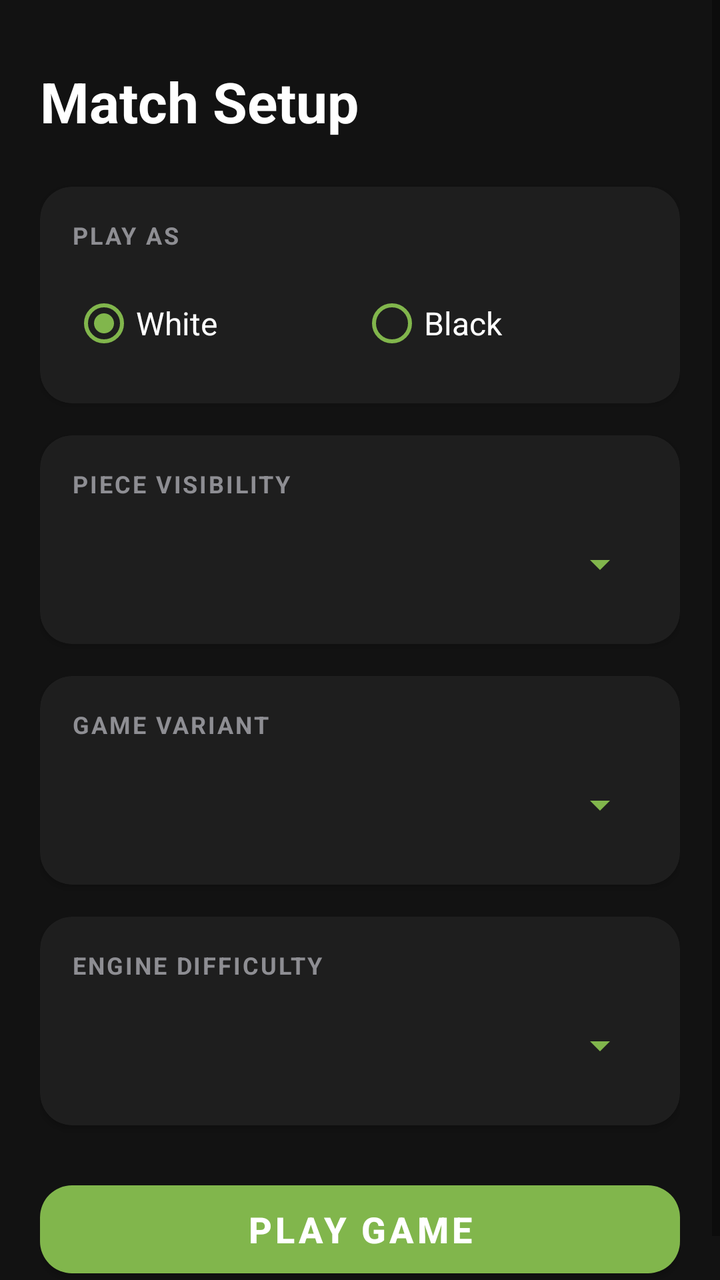
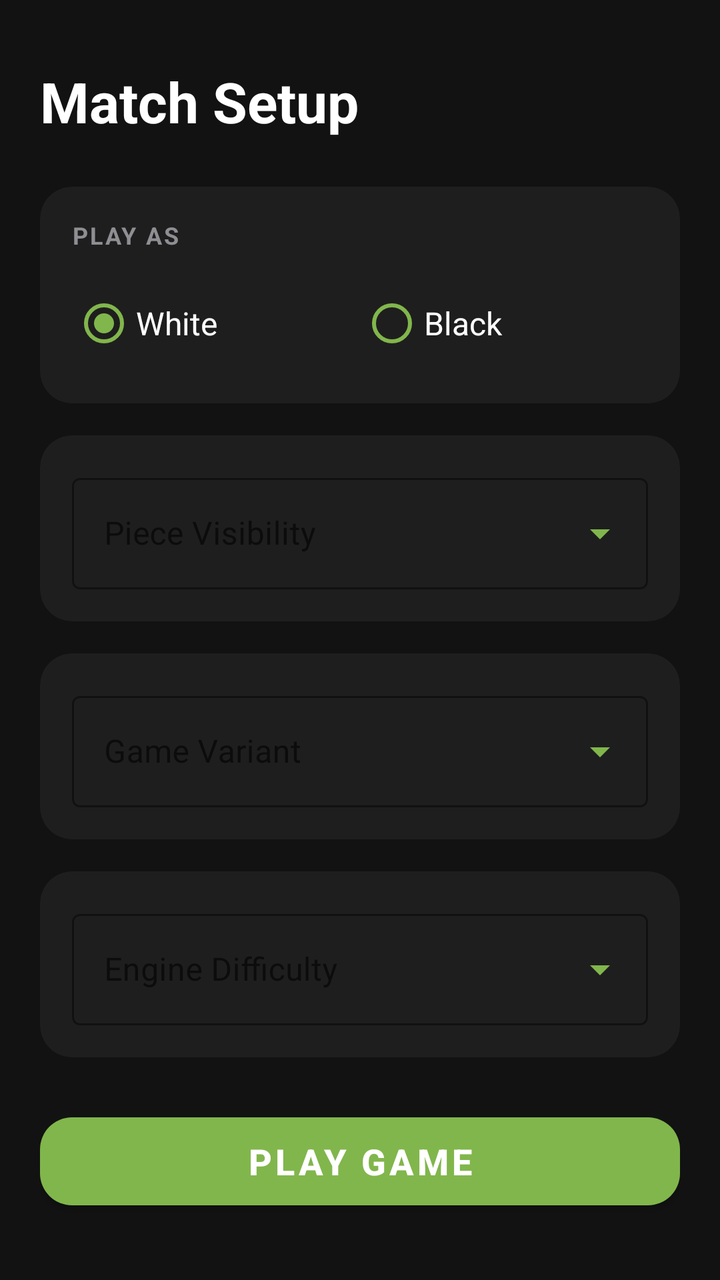

The first picture is an Android layout as it rendered before a commit; the second is the same layout after the commit. The layout source and the unified diff follow.
<!-- AndroidManifest.xml: application theme Theme.BlindfoldChess -->
<!-- res/layout/fragment_game_setup.xml -->
<?xml version="1.0" encoding="utf-8"?>

<ScrollView xmlns:android="http://schemas.android.com/apk/res/android"
    xmlns:app="http://schemas.android.com/apk/res-auto"
    android:layout_width="match_parent"
    android:layout_height="match_parent"
    android:fillViewport="true"
    android:background="#121212">

    <LinearLayout
        android:layout_width="match_parent"
        android:layout_height="wrap_content"
        android:orientation="vertical"
        android:padding="20dp">

        
        <TextView
            android:id="@+id/txtHeader"
            android:layout_width="wrap_content"
            android:layout_height="wrap_content"
            android:text="Match Setup"
            android:textColor="#FFFFFF"
            android:textSize="28sp"
            android:textStyle="bold"
            android:layout_marginTop="12dp"
            android:layout_marginBottom="24dp" />

        
        <com.google.android.material.card.MaterialCardView
            android:layout_width="match_parent"
            android:layout_height="wrap_content"
            android:layout_marginBottom="16dp"
            app:cardBackgroundColor="#1E1E1E"
            app:cardCornerRadius="16dp"
            app:cardElevation="2dp"
            app:strokeWidth="0dp">

            <LinearLayout
                android:layout_width="match_parent"
                android:layout_height="wrap_content"
                android:orientation="vertical"
                android:padding="16dp">

                <TextView
                    android:layout_width="wrap_content"
                    android:layout_height="wrap_content"
                    android:text="PLAY AS"
                    android:textColor="#8E8E93"
                    android:textSize="12sp"
                    android:textStyle="bold"
                    android:letterSpacing="0.08"
                    android:layout_marginBottom="12dp" />

                <RadioGroup
                    android:id="@+id/sideRadioGroup"
                    android:layout_width="match_parent"
                    android:layout_height="wrap_content"
                    android:orientation="horizontal">

                    <RadioButton
                        android:id="@+id/radioWhite"
                        android:layout_width="0dp"
                        android:layout_height="48dp"
                        android:layout_weight="1"
                        android:text="White"
                        android:textColor="#FFFFFF"
                        android:buttonTint="#81B64C"
                        android:checked="true"
                        android:textSize="16sp" />

                    <RadioButton
                        android:id="@+id/radioBlack"
                        android:layout_width="0dp"
                        android:layout_height="48dp"
                        android:layout_weight="1"
                        android:text="Black"
                        android:textColor="#FFFFFF"
                        android:buttonTint="#81B64C"
                        android:textSize="16sp" />
                </RadioGroup>
            </LinearLayout>
        </com.google.android.material.card.MaterialCardView>

        
        <com.google.android.material.card.MaterialCardView
            android:layout_width="match_parent"
            android:layout_height="wrap_content"
            android:layout_marginBottom="16dp"
            app:cardBackgroundColor="#1E1E1E"
            app:cardCornerRadius="16dp"
            app:cardElevation="2dp"
            app:strokeWidth="0dp">

            <LinearLayout
                android:layout_width="match_parent"
                android:layout_height="wrap_content"
                android:orientation="vertical"
                android:padding="16dp">

                <TextView
                    android:layout_width="wrap_content"
                    android:layout_height="wrap_content"
                    android:text="PIECE VISIBILITY"
                    android:textColor="#8E8E93"
                    android:textSize="12sp"
                    android:textStyle="bold"
                    android:letterSpacing="0.08"
                    android:layout_marginBottom="8dp" />

                <Spinner
                    android:id="@+id/pieceStyleSpinner"
                    android:layout_width="match_parent"
                    android:layout_height="48dp"
                    android:backgroundTint="#81B64C" />
            </LinearLayout>
        </com.google.android.material.card.MaterialCardView>

        
        <com.google.android.material.card.MaterialCardView
            android:layout_width="match_parent"
            android:layout_height="wrap_content"
            android:layout_marginBottom="16dp"
            app:cardBackgroundColor="#1E1E1E"
            app:cardCornerRadius="16dp"
            app:cardElevation="2dp"
            app:strokeWidth="0dp">

            <LinearLayout
                android:layout_width="match_parent"
                android:layout_height="wrap_content"
                android:orientation="vertical"
                android:padding="16dp">

                <TextView
                    android:layout_width="wrap_content"
                    android:layout_height="wrap_content"
                    android:text="GAME VARIANT"
                    android:textColor="#8E8E93"
                    android:textSize="12sp"
                    android:textStyle="bold"
                    android:letterSpacing="0.08"
                    android:layout_marginBottom="8dp" />

                <Spinner
                    android:id="@+id/gameModeSpinner"
                    android:layout_width="match_parent"
                    android:layout_height="48dp"
                    android:backgroundTint="#81B64C" />
            </LinearLayout>
        </com.google.android.material.card.MaterialCardView>

        
        <com.google.android.material.card.MaterialCardView
            android:layout_width="match_parent"
            android:layout_height="wrap_content"
            android:layout_marginBottom="24dp"
            app:cardBackgroundColor="#1E1E1E"
            app:cardCornerRadius="16dp"
            app:cardElevation="2dp"
            app:strokeWidth="0dp">

            <LinearLayout
                android:layout_width="match_parent"
                android:layout_height="wrap_content"
                android:orientation="vertical"
                android:padding="16dp">

                <TextView
                    android:layout_width="wrap_content"
                    android:layout_height="wrap_content"
                    android:text="ENGINE DIFFICULTY"
                    android:textColor="#8E8E93"
                    android:textSize="12sp"
                    android:textStyle="bold"
                    android:letterSpacing="0.08"
                    android:layout_marginBottom="8dp" />

                <Spinner
                    android:id="@+id/difficultySpinner"
                    android:layout_width="match_parent"
                    android:layout_height="48dp"
                    android:backgroundTint="#81B64C" />
            </LinearLayout>
        </com.google.android.material.card.MaterialCardView>

        
        <com.google.android.material.button.MaterialButton
            android:id="@+id/btnStartGame"
            android:layout_width="match_parent"
            android:layout_height="56dp"
            android:text="Play Game"
            android:textColor="#FFFFFF"
            android:textSize="18sp"
            android:textStyle="bold"
            app:backgroundTint="#81B64C"
            app:cornerRadius="16dp" />

    </LinearLayout>
</ScrollView>
<!-- resources referenced by this layout -->
<resources>
  <style name="Theme.BlindfoldChess" parent="Theme.MaterialComponents.DayNight.NoActionBar">
          
          <item name="colorPrimary">@color/purple_500</item>
          <item name="colorPrimaryVariant">@color/purple_700</item>
          <item name="colorOnPrimary">@color/white</item>
          
          <item name="colorSecondary">@color/teal_200</item>
          <item name="colorSecondaryVariant">@color/teal_700</item>
          <item name="colorOnSecondary">@color/black</item>
          
          <item name="android:statusBarColor">?attr/colorPrimaryVariant</item>
          
      </style>
  <color name="purple_500">#FF6200EE</color>
  <color name="purple_700">#FF3700B3</color>
  <color name="white">#FFFFFFFF</color>
  <color name="teal_200">#FF03DAC5</color>
  <color name="teal_700">#FF018786</color>
  <color name="black">#FF000000</color>
</resources>

<!-- the commit's change to res/layout/fragment_game_setup.xml (unified diff, before → after) -->
@@ -13,7 +13,6 @@
         android:orientation="vertical"
         android:padding="20dp">
 
-        
         <TextView
             android:id="@+id/txtHeader"
             android:layout_width="wrap_content"
@@ -32,7 +31,7 @@
             android:layout_marginBottom="16dp"
             app:cardBackgroundColor="#1E1E1E"
             app:cardCornerRadius="16dp"
-            app:cardElevation="2dp"
+            app:cardElevation="0dp"
             app:strokeWidth="0dp">
 
             <LinearLayout
@@ -88,30 +87,33 @@
             android:layout_marginBottom="16dp"
             app:cardBackgroundColor="#1E1E1E"
             app:cardCornerRadius="16dp"
-            app:cardElevation="2dp"
-            app:strokeWidth="0dp">
-
-            <LinearLayout
-                android:layout_width="match_parent"
-                android:layout_height="wrap_content"
-                android:orientation="vertical"
-                android:padding="16dp">
-
-                <TextView
-                    android:layout_width="wrap_content"
-                    android:layout_height="wrap_content"
-                    android:text="PIECE VISIBILITY"
-                    android:textColor="#8E8E93"
-                    android:textSize="12sp"
-                    android:textStyle="bold"
-                    android:letterSpacing="0.08"
-                    android:layout_marginBottom="8dp" />
-
-                <Spinner
-                    android:id="@+id/pieceStyleSpinner"
-                    android:layout_width="match_parent"
-                    android:layout_height="48dp"
-                    android:backgroundTint="#81B64C" />
+            app:cardElevation="0dp"
+            app:strokeWidth="0dp">
+
+            <LinearLayout
+                android:layout_width="match_parent"
+                android:layout_height="wrap_content"
+                android:orientation="vertical"
+                android:padding="16dp">
+
+                <com.google.android.material.textfield.TextInputLayout
+                    style="@style/Widget.MaterialComponents.TextInputLayout.OutlinedBox.ExposedDropdownMenu"
+                    android:layout_width="match_parent"
+                    android:layout_height="wrap_content"
+                    android:hint="Piece Visibility"
+                    app:boxStrokeColor="#81B64C"
+                    app:hintTextColor="#81B64C"
+                    app:endIconTint="#81B64C">
+
+                    <AutoCompleteTextView
+                        android:id="@+id/pieceStyleSpinner"
+                        android:layout_width="match_parent"
+                        android:layout_height="wrap_content"
+                        android:inputType="none"
+                        android:textColor="#FFFFFF"
+                        android:textSize="16sp" />
+
+                </com.google.android.material.textfield.TextInputLayout>
             </LinearLayout>
         </com.google.android.material.card.MaterialCardView>
 
@@ -122,30 +124,33 @@
             android:layout_marginBottom="16dp"
             app:cardBackgroundColor="#1E1E1E"
             app:cardCornerRadius="16dp"
-            app:cardElevation="2dp"
-            app:strokeWidth="0dp">
-
-            <LinearLayout
-                android:layout_width="match_parent"
-                android:layout_height="wrap_content"
-                android:orientation="vertical"
-                android:padding="16dp">
-
-                <TextView
-                    android:layout_width="wrap_content"
-                    android:layout_height="wrap_content"
-                    android:text="GAME VARIANT"
-                    android:textColor="#8E8E93"
-                    android:textSize="12sp"
-                    android:textStyle="bold"
-                    android:letterSpacing="0.08"
-                    android:layout_marginBottom="8dp" />
-
-                <Spinner
-                    android:id="@+id/gameModeSpinner"
-                    android:layout_width="match_parent"
-                    android:layout_height="48dp"
-                    android:backgroundTint="#81B64C" />
+            app:cardElevation="0dp"
+            app:strokeWidth="0dp">
+
+            <LinearLayout
+                android:layout_width="match_parent"
+                android:layout_height="wrap_content"
+                android:orientation="vertical"
+                android:padding="16dp">
+
+                <com.google.android.material.textfield.TextInputLayout
+                    style="@style/Widget.MaterialComponents.TextInputLayout.OutlinedBox.ExposedDropdownMenu"
+                    android:layout_width="match_parent"
+                    android:layout_height="wrap_content"
+                    android:hint="Game Variant"
+                    app:boxStrokeColor="#81B64C"
+                    app:hintTextColor="#81B64C"
+                    app:endIconTint="#81B64C">
+
+                    <AutoCompleteTextView
+                        android:id="@+id/gameModeSpinner"
+                        android:layout_width="match_parent"
+                        android:layout_height="wrap_content"
+                        android:inputType="none"
+                        android:textColor="#FFFFFF"
+                        android:textSize="16sp" />
+
+                </com.google.android.material.textfield.TextInputLayout>
             </LinearLayout>
         </com.google.android.material.card.MaterialCardView>
 
@@ -156,30 +161,33 @@
             android:layout_marginBottom="24dp"
             app:cardBackgroundColor="#1E1E1E"
             app:cardCornerRadius="16dp"
-            app:cardElevation="2dp"
-            app:strokeWidth="0dp">
-
-            <LinearLayout
-                android:layout_width="match_parent"
-                android:layout_height="wrap_content"
-                android:orientation="vertical"
-                android:padding="16dp">
-
-                <TextView
-                    android:layout_width="wrap_content"
-                    android:layout_height="wrap_content"
-                    android:text="ENGINE DIFFICULTY"
-                    android:textColor="#8E8E93"
-                    android:textSize="12sp"
-                    android:textStyle="bold"
-                    android:letterSpacing="0.08"
-                    android:layout_marginBottom="8dp" />
-
-                <Spinner
-                    android:id="@+id/difficultySpinner"
-                    android:layout_width="match_parent"
-                    android:layout_height="48dp"
-                    android:backgroundTint="#81B64C" />
+            app:cardElevation="0dp"
+            app:strokeWidth="0dp">
+
+            <LinearLayout
+                android:layout_width="match_parent"
+                android:layout_height="wrap_content"
+                android:orientation="vertical"
+                android:padding="16dp">
+
+                <com.google.android.material.textfield.TextInputLayout
+                    style="@style/Widget.MaterialComponents.TextInputLayout.OutlinedBox.ExposedDropdownMenu"
+                    android:layout_width="match_parent"
+                    android:layout_height="wrap_content"
+                    android:hint="Engine Difficulty"
+                    app:boxStrokeColor="#81B64C"
+                    app:hintTextColor="#81B64C"
+                    app:endIconTint="#81B64C">
+
+                    <AutoCompleteTextView
+                        android:id="@+id/difficultySpinner"
+                        android:layout_width="match_parent"
+                        android:layout_height="wrap_content"
+                        android:inputType="none"
+                        android:textColor="#FFFFFF"
+                        android:textSize="16sp" />
+
+                </com.google.android.material.textfield.TextInputLayout>
             </LinearLayout>
         </com.google.android.material.card.MaterialCardView>
 
